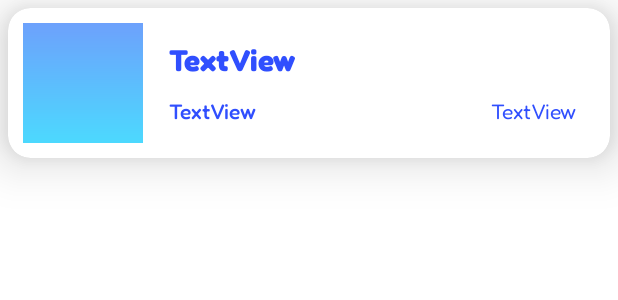
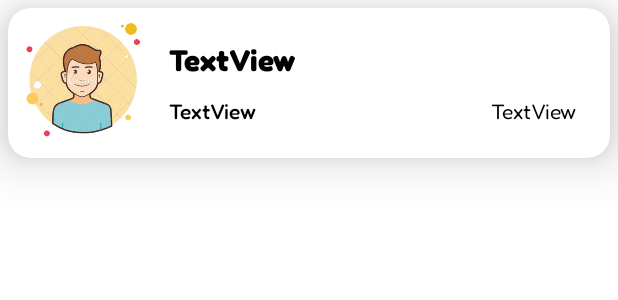
Before and after one commit to Abhay-Shankur/TechCare, an Android app: the layout cardview_appointment_list.xml on its own in the app's theme, with its tools: preview values and no code run, on a phone screen of 412 x 824 dp. Shown: the top 300 px of the screen. Run offline under Robolectric (Android 15) with nearby library versions, the phone set to English and light mode, and no system bars.

Commit message:
Refine 3

```diff
--- a/app/src/main/res/layout/cardview_appointment_list.xml
+++ b/app/src/main/res/layout/cardview_appointment_list.xml
@@ -23,7 +23,7 @@
             app:layout_constraintBottom_toBottomOf="parent"
             app:layout_constraintStart_toStartOf="parent"
             app:layout_constraintTop_toTopOf="parent"
-            app:srcCompat="@drawable/ic_bg_login_gradient"
+            app:srcCompat="@drawable/user_profile"
             tools:ignore="ImageContrastCheck" />
 
         <TextView
@@ -32,7 +32,7 @@
             android:layout_height="wrap_content"
             android:fontFamily="@font/fredoka_bold"
             android:text="TextView"
-            android:textColor="@color/text_color"
+            android:textColor="?android:attr/textColorPrimaryNoDisable"
             android:textSize="20sp"
             android:textStyle="bold"
             app:layout_constraintBottom_toTopOf="@+id/appointmentCardviewPhone"
@@ -47,7 +47,7 @@
             android:layout_height="wrap_content"
             android:fontFamily="@font/fredoka_medium"
             android:text="TextView"
-            android:textColor="@color/text_color"
+            android:textColor="?android:attr/textColorPrimaryNoDisable"
             app:layout_constraintBottom_toBottomOf="parent"
             app:layout_constraintStart_toStartOf="@+id/appointmentCardviewName"
             app:layout_constraintTop_toBottomOf="@+id/appointmentCardviewName" />
@@ -60,7 +60,7 @@
             android:layout_marginBottom="12dp"
             android:fontFamily="@font/fredoka_regular"
             android:text="TextView"
-            android:textColor="@color/text_color"
+            android:textColor="?android:attr/textColorPrimaryNoDisable"
             app:layout_constraintBottom_toBottomOf="parent"
             app:layout_constraintEnd_toEndOf="parent" />
 
--- a/app/src/main/res/layout/fragment_menu.xml
+++ b/app/src/main/res/layout/fragment_menu.xml
@@ -33,7 +33,7 @@
             app:layout_constraintStart_toStartOf="parent"
             app:layout_constraintTop_toTopOf="@+id/constraintLayout"
             app:layout_constraintVertical_bias=".15"
-            app:srcCompat="@drawable/default_image_icon"
+            app:srcCompat="@drawable/doctor_profile"
             tools:ignore="ImageContrastCheck" />
 
         <TextView
@@ -42,7 +42,6 @@
             android:layout_height="wrap_content"
             android:layout_marginTop="8dp"
             android:fontFamily="@font/fredoka_semibold"
-            android:text="Some Text"
             android:textColor="@color/text_color"
             android:textSize="16sp"
             android:textStyle="bold"
```
Also changed, not shown: app/src/main/java/com/techcare/assistdr/fragments/MenuFragment.java (+14 -1 lines), app/src/main/res/drawable/doctor_profile.png (added), app/src/main/res/drawable/user_profile.png (added), 1 other file.
